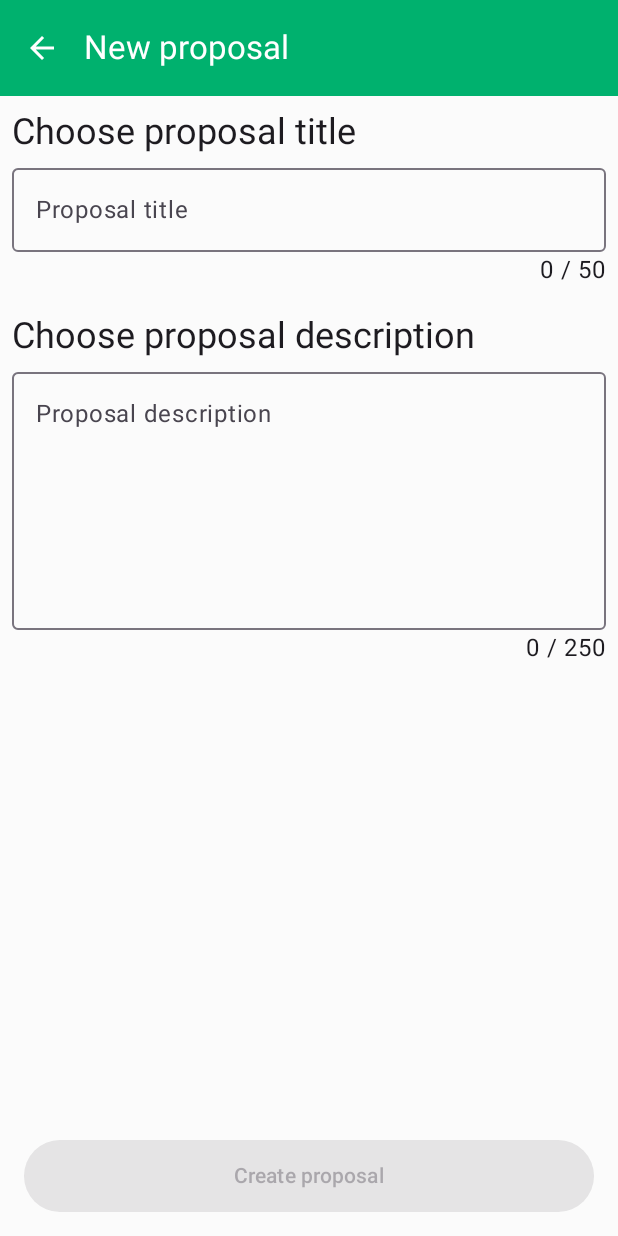
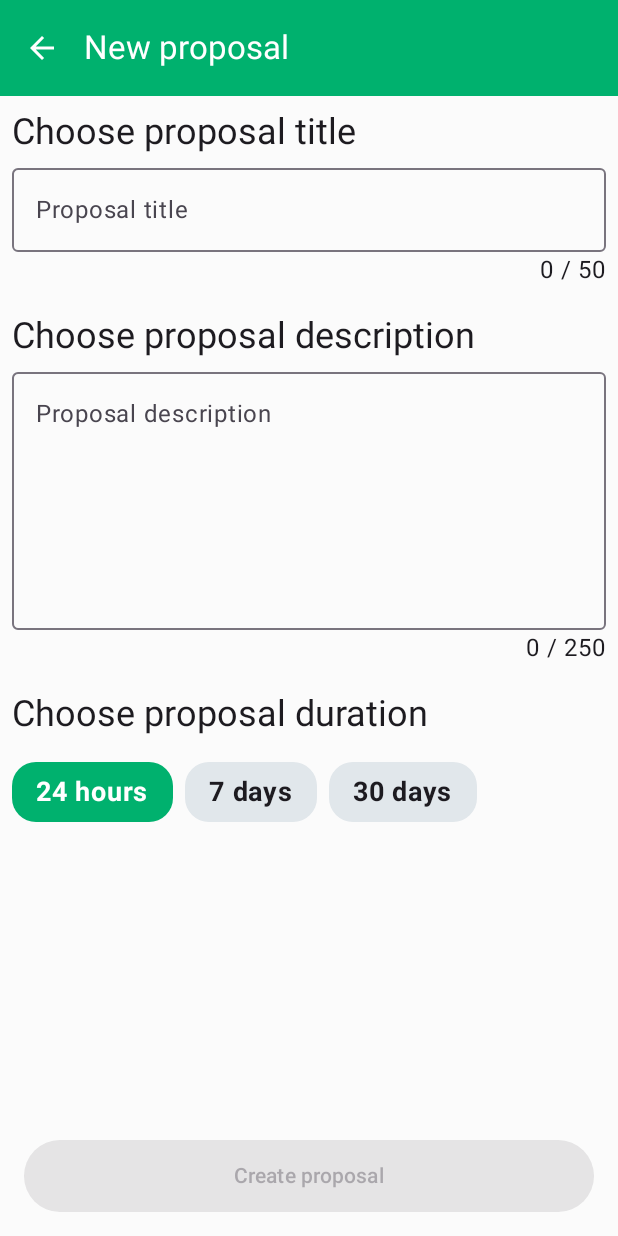
Before and after one commit to alexandr7035/VoteKt, an Android app built with Jetpack Compose: the @Preview function CreateProposalScreen_Preview, on a phone screen of 412 x 824 dp. Run offline under Robolectric (Android 15) with nearby library versions, the phone set to English and light mode, and no system bars; libraries missing offline, so code that uses them is left out: de.palm.composestateevents.

Commit message:
Add SelectorGroup component

```diff
--- /dev/null
+++ b/app/src/main/java/com/example/votekt/ui/components/selector_group/SelectorGroup.kt
@@ -0,0 +1,115 @@
+package com.example.votekt.ui.components
+
+import androidx.compose.foundation.background
+import androidx.compose.foundation.clickable
+import androidx.compose.foundation.horizontalScroll
+import androidx.compose.foundation.layout.Arrangement
+import androidx.compose.foundation.layout.Box
+import androidx.compose.foundation.layout.Row
+import androidx.compose.foundation.layout.fillMaxSize
+import androidx.compose.foundation.layout.padding
+import androidx.compose.foundation.layout.wrapContentHeight
+import androidx.compose.foundation.rememberScrollState
+import androidx.compose.foundation.shape.RoundedCornerShape
+import androidx.compose.material3.MaterialTheme
+import androidx.compose.material3.Surface
+import androidx.compose.material3.Text
+import androidx.compose.runtime.Composable
+import androidx.compose.runtime.LaunchedEffect
+import androidx.compose.runtime.mutableStateOf
+import androidx.compose.runtime.remember
+import androidx.compose.ui.Modifier
+import androidx.compose.ui.draw.clip
+import androidx.compose.ui.text.font.FontWeight
+import androidx.compose.ui.tooling.preview.Preview
+import androidx.compose.ui.unit.Dp
+import androidx.compose.ui.unit.TextUnit
+import androidx.compose.ui.unit.dp
+import androidx.compose.ui.unit.sp
+import com.example.votekt.ui.components.selector_group.SelectorOption
+import com.example.votekt.ui.theme.VoteKtTheme
+
+@Composable
+fun <T> SelectorGroup(
+    onSelectedChanged: (option: SelectorOption<T>) -> Unit,
+    modifier: Modifier = Modifier,
+    options: List<SelectorOption<T>>,
+    fontSize: TextUnit = 18.sp,
+    cornerRadius: Dp = 16.dp,
+    itemsSpaceBy: Dp = 8.dp,
+    initialSelect: Int = 0,
+) {
+    Row(
+        modifier = modifier.then(
+            Modifier
+                .wrapContentHeight()
+                .horizontalScroll(rememberScrollState())
+        ),
+        horizontalArrangement = Arrangement.spacedBy(itemsSpaceBy)
+    ) {
+        LaunchedEffect(initialSelect, options) {
+            if (initialSelect < 0 || initialSelect > options.size - 1) {
+                throw IllegalArgumentException("Selector: invalid initial position: ${initialSelect}. Check your options size")
+            }
+        }
+
+        val currentSelect = remember {
+            mutableStateOf(
+                options.elementAt(initialSelect)
+            )
+        }
+
+        options.forEach { option ->
+            val isSelected = (option == currentSelect.value)
+
+            Box(
+                modifier = Modifier
+                    .clip(RoundedCornerShape(size = cornerRadius))
+                    .background(
+                        if (isSelected) {
+                            MaterialTheme.colorScheme.primary
+                        } else {
+                            MaterialTheme.colorScheme.tertiary
+                        }
+                    )
+                    .clickable {
+                        currentSelect.value = option
+                        onSelectedChanged.invoke(currentSelect.value)
+                    }
+                    .padding(
+                        vertical = 8.dp,
+                        horizontal = 16.dp
+                    )
+            ) {
+                Text(
+                    text = option.valueText,
+                    color = if (isSelected) {
+                        MaterialTheme.colorScheme.onPrimary
+                    } else {
+                        MaterialTheme.colorScheme.onBackground
+                    },
+                    fontWeight = FontWeight.Bold,
+                    fontSize = fontSize
+                )
+            }
+        }
+    }
+}
+
+@Composable
+@Preview
+fun SelectorGroup_Preview() {
+    VoteKtTheme {
+        Surface(Modifier.fillMaxSize()) {
+            SelectorGroup(
+                onSelectedChanged = { },
+                options = listOf(
+                    SelectorOption(value = 1, valueText = "1 day"),
+                    SelectorOption(value = 2, valueText = "7 days"),
+                    SelectorOption(value = 3, valueText = "30 days"),
+                ),
+                initialSelect = 0
+            )
+        }
+    }
+}
--- /dev/null
+++ b/app/src/main/java/com/example/votekt/ui/components/selector_group/SelectorOption.kt
@@ -0,0 +1,6 @@
+package com.example.votekt.ui.components.selector_group
+
+data class SelectorOption<T>(
+    val value: T,
+    val valueText: String
+)
--- a/app/src/main/java/com/example/votekt/ui/votings_list/CreateProposalScreen.kt
+++ b/app/src/main/java/com/example/votekt/ui/votings_list/CreateProposalScreen.kt
@@ -21,7 +21,6 @@ import androidx.compose.runtime.Composable
 import androidx.compose.runtime.LaunchedEffect
 import androidx.compose.runtime.mutableStateOf
 import androidx.compose.runtime.remember
-import androidx.compose.runtime.saveable.rememberSaveable
 import androidx.compose.ui.Alignment
 import androidx.compose.ui.Modifier
 import androidx.compose.ui.input.pointer.pointerInput
@@ -35,6 +34,8 @@ import com.example.votekt.BuildConfig
 import com.example.votekt.R
 import com.example.votekt.core.config.ProposalConfig
 import com.example.votekt.ui.components.PrimaryButton
+import com.example.votekt.ui.components.SelectorGroup
+import com.example.votekt.ui.components.selector_group.SelectorOption
 import com.example.votekt.ui.core.AppBar
 import com.example.votekt.ui.theme.VoteKtTheme
 import de.palm.composestateevents.EventEffect
@@ -159,17 +160,35 @@ private fun CreateProposalScreen_Ui(
                 )
 
                 Spacer(Modifier.height(16.dp))
+
+                Text(
+                    text = "Choose proposal duration", style = MaterialTheme.typography.headlineSmall
+                )
+
+                Spacer(modifier = Modifier.height(16.dp))
+
+
+                val ctx = LocalContext.current
+
+                SelectorGroup(
+                    onSelectedChanged = {
+                        // TODO
+                        Toast.makeText(ctx, it.valueText, Toast.LENGTH_SHORT).show()
+                    }, options = listOf(
+                        // TODO
+                        SelectorOption(0, "24 hours"),
+                        SelectorOption(1, "7 days"),
+                        SelectorOption(2, "30 days"),
+                    )
+                )
             }
 
 
             Box(Modifier.padding(vertical = 16.dp, horizontal = 8.dp)) {
                 PrimaryButton(
-                    modifier = Modifier.fillMaxWidth(),
-                    text = stringResource(R.string.create_proposal),
-                    onClick = {
+                    modifier = Modifier.fillMaxWidth(), text = stringResource(R.string.create_proposal), onClick = {
                         onSubmit.invoke(titleText.value, descText.value)
-                    },
-                    enabled = titleText.value.isNotBlank() && descText.value.isNotBlank()
+                    }, enabled = titleText.value.isNotBlank() && descText.value.isNotBlank()
                 )
             }
         }
```
